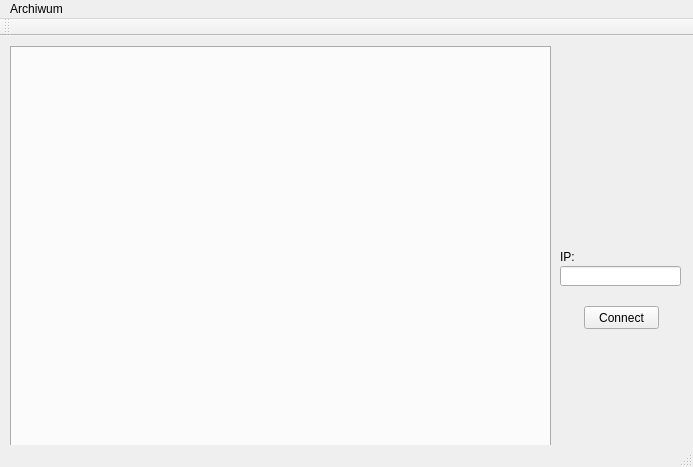
Old version of the form GUI/mainwindow.ui in the repository tjel/infpro-6.
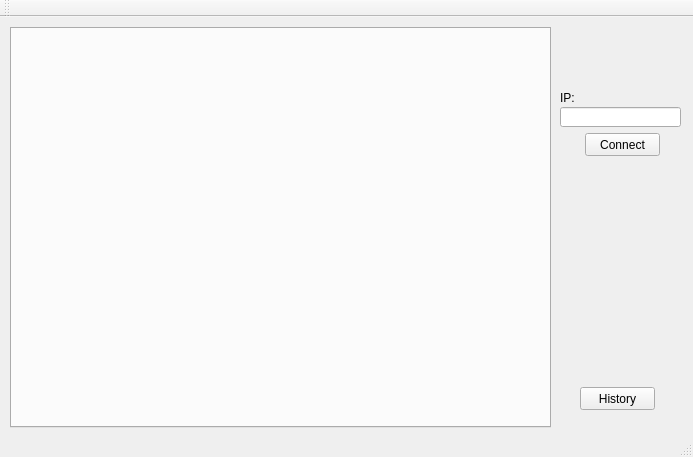
New version of the form.

```diff
--- a/GUI/mainwindow.ui
+++ b/GUI/mainwindow.ui
@@ -7,7 +7,7 @@
     <x>0</x>
     <y>0</y>
     <width>693</width>
-    <height>467</height>
+    <height>457</height>
    </rect>
   </property>
   <property name="windowTitle">
@@ -29,6 +29,9 @@
     <property name="currentIndex">
      <number>-1</number>
     </property>
+    <property name="tabsClosable">
+     <bool>true</bool>
+    </property>
    </widget>
    <widget class="QPushButton" name="connectButton">
     <property name="enabled">
@@ -36,8 +39,8 @@
     </property>
     <property name="geometry">
      <rect>
-      <x>584</x>
-      <y>270</y>
+      <x>585</x>
+      <y>116</y>
       <width>75</width>
       <height>23</height>
      </rect>
@@ -50,7 +53,7 @@
     <property name="geometry">
      <rect>
       <x>560</x>
-      <y>230</y>
+      <y>90</y>
       <width>121</width>
       <height>20</height>
      </rect>
@@ -60,7 +63,7 @@
     <property name="geometry">
      <rect>
       <x>560</x>
-      <y>210</y>
+      <y>70</y>
       <width>121</width>
       <height>21</height>
      </rect>
@@ -69,22 +72,19 @@
      <string>IP:</string>
     </property>
    </widget>
-  </widget>
-  <widget class="QMenuBar" name="menuBar">
-   <property name="geometry">
-    <rect>
-     <x>0</x>
-     <y>0</y>
-     <width>693</width>
-     <height>21</height>
-    </rect>
-   </property>
-   <widget class="QMenu" name="menuHistory">
-    <property name="title">
-     <string>Archiwum</string>
+   <widget class="QPushButton" name="historyButton">
+    <property name="geometry">
+     <rect>
+      <x>580</x>
+      <y>370</y>
+      <width>75</width>
+      <height>23</height>
+     </rect>
+    </property>
+    <property name="text">
+     <string>History</string>
     </property>
    </widget>
-   <addaction name="menuHistory"/>
   </widget>
   <widget class="QToolBar" name="mainToolBar">
    <attribute name="toolBarArea">
```
Left out of the diff: 5 changed lines with no effect on the pictures.
